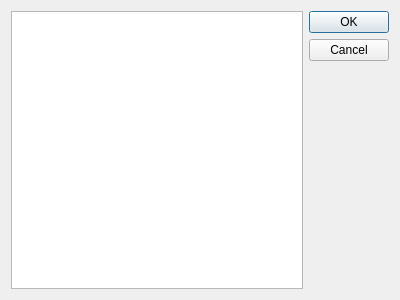
Old version of the form src/yappari-application/Gui/ui/selectcontactdialog.ui in the repository agamez/yappari.
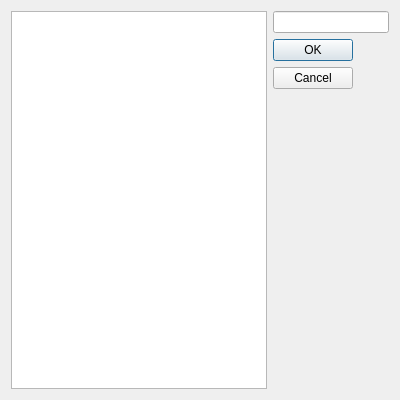
New version of the form.

Diff of the .ui file:
```diff
--- a/src/yappari-application/Gui/ui/selectcontactdialog.ui
+++ b/src/yappari-application/Gui/ui/selectcontactdialog.ui
@@ -7,14 +7,32 @@
     <x>0</x>
     <y>0</y>
     <width>400</width>
-    <height>300</height>
+    <height>400</height>
    </rect>
   </property>
   <property name="windowTitle">
    <string>Select Contact</string>
   </property>
-  <layout class="QGridLayout" name="gridLayout">
-   <item row="0" column="1">
+  <layout class="QHBoxLayout" name="horizontalLayout">
+   <item>
+    <widget class="QListView" name="listView"/>
+   </item>
+   <item>
+    <layout class="QVBoxLayout" name="verticalLayout">
+     <item>
+      <widget class="QLineEdit" name="lineEdit">
+       <property name="maximumSize">
+        <size>
+         <width>170</width>
+         <height>16777215</height>
+        </size>
+       </property>
+       <property name="maxLength">
+        <number>10</number>
+       </property>
+      </widget>
+     </item>
+     <item>
     <widget class="QDialogButtonBox" name="buttonBox">
      <property name="orientation">
       <enum>Qt::Vertical</enum>
@@ -24,8 +42,7 @@
      </property>
     </widget>
    </item>
-   <item row="0" column="0">
-    <widget class="QListView" name="listView"/>
+    </layout>
    </item>
   </layout>
  </widget>
```
Lines whose indentation alone changed are shown as unchanged.
